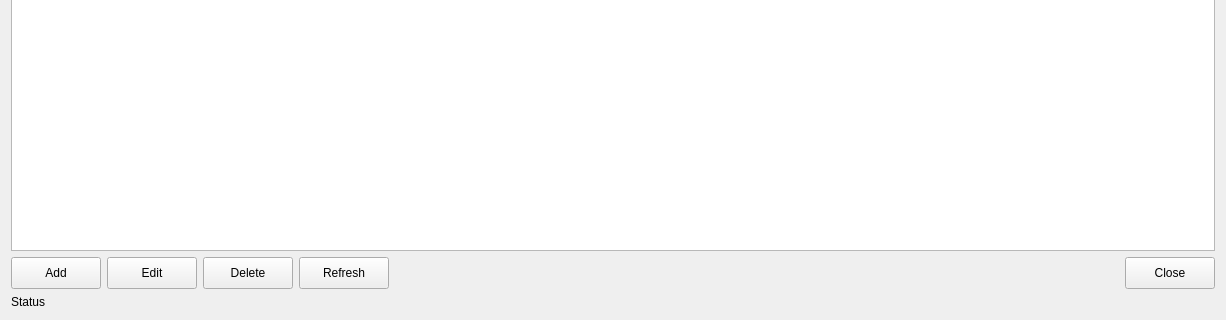
Apie-dup/MaintenanceSystem, file app/ui/forms/assets_page.ui: the form before one commit; both pictures show x 0 to 1226 and y 375 to 695 of the 1226 by 695 pixel window.
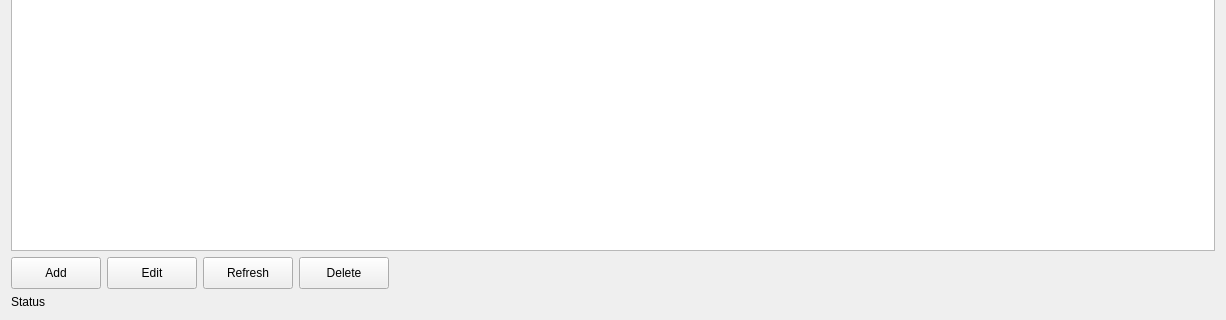
The form after the commit.

What changed in the file:
```diff
--- a/app/ui/forms/assets_page.ui
+++ b/app/ui/forms/assets_page.ui
@@ -167,26 +167,7 @@
           <string>Edit</string>
          </property>
          <property name="checkable">
-          <bool>true</bool>
-         </property>
-        </widget>
-       </item>
-       <item>
-        <widget class="QPushButton" name="btnDelete">
-         <property name="minimumSize">
-          <size>
-           <width>90</width>
-           <height>32</height>
-          </size>
-         </property>
-         <property name="styleSheet">
-          <string notr="true"/>
-         </property>
-         <property name="text">
-          <string>Delete</string>
-         </property>
-         <property name="checkable">
-          <bool>true</bool>
+          <bool>false</bool>
          </property>
         </widget>
        </item>
@@ -205,7 +186,26 @@
           <string>Refresh</string>
          </property>
          <property name="checkable">
-          <bool>true</bool>
+          <bool>false</bool>
+         </property>
+        </widget>
+       </item>
+       <item>
+        <widget class="QPushButton" name="btnDelete">
+         <property name="minimumSize">
+          <size>
+           <width>90</width>
+           <height>32</height>
+          </size>
+         </property>
+         <property name="styleSheet">
+          <string notr="true"/>
+         </property>
+         <property name="text">
+          <string>Delete</string>
+         </property>
+         <property name="checkable">
+          <bool>false</bool>
          </property>
         </widget>
        </item>
@@ -222,25 +222,6 @@
          </property>
         </spacer>
        </item>
-       <item>
-        <widget class="QPushButton" name="btnClose">
-         <property name="minimumSize">
-          <size>
-           <width>90</width>
-           <height>32</height>
-          </size>
-         </property>
-         <property name="styleSheet">
-          <string notr="true"/>
-         </property>
-         <property name="text">
-          <string>Close</string>
-         </property>
-         <property name="checkable">
-          <bool>true</bool>
-         </property>
-        </widget>
-       </item>
       </layout>
      </item>
     </layout>
```
Left out of the diff: 2 changed lines with no effect on the pictures.
